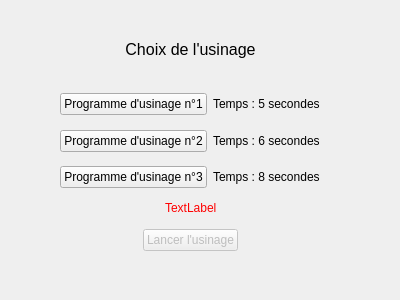
First picture: the form in Views/ProgramsList.ui, repository Soluce-Development/Maquette, before the edit.
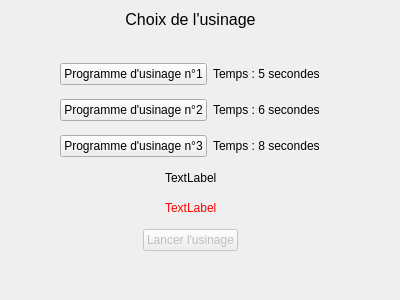
Second picture: the form after the edit.

```diff
--- a/Views/ProgramsList.ui
+++ b/Views/ProgramsList.ui
@@ -17,9 +17,9 @@
    <property name="geometry">
     <rect>
      <x>60</x>
-     <y>40</y>
+     <y>10</y>
      <width>261</width>
-     <height>211</height>
+     <height>241</height>
     </rect>
    </property>
    <layout class="QVBoxLayout" name="verticalLayout_2">
@@ -177,6 +177,56 @@
       </property>
      </spacer>
     </item>
+    <item>
+     <layout class="QHBoxLayout" name="horizontalLayout_8">
+      <item>
+       <spacer name="horizontalSpacer_6">
+        <property name="orientation">
+         <enum>Qt::Horizontal</enum>
+        </property>
+        <property name="sizeHint" stdset="0">
+         <size>
+          <width>40</width>
+          <height>20</height>
+         </size>
+        </property>
+       </spacer>
+      </item>
+      <item>
+       <widget class="QLabel" name="text_choose_program">
+        <property name="text">
+         <string>TextLabel</string>
+        </property>
+       </widget>
+      </item>
+      <item>
+       <spacer name="horizontalSpacer_5">
+        <property name="orientation">
+         <enum>Qt::Horizontal</enum>
+        </property>
+        <property name="sizeHint" stdset="0">
+         <size>
+          <width>40</width>
+          <height>20</height>
+         </size>
+        </property>
+       </spacer>
+      </item>
+     </layout>
+    </item>
+    <item>
+     <spacer name="verticalSpacer_6">
+      <property name="orientation">
+       <enum>Qt::Vertical</enum>
+      </property>
+      <property name="sizeHint" stdset="0">
+       <size>
+        <width>20</width>
+        <height>40</height>
+       </size>
+      </property>
+     </spacer>
+    </item>
     <item>
      <layout class="QHBoxLayout" name="horizontalLayout_7">
       <item>
```
